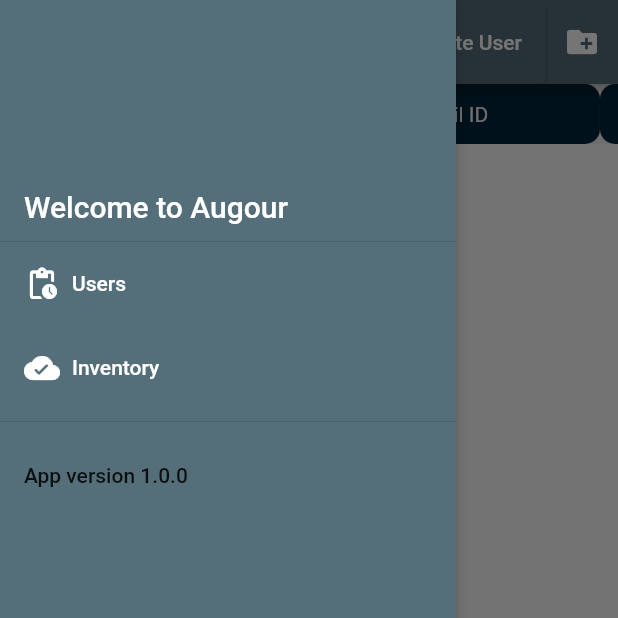
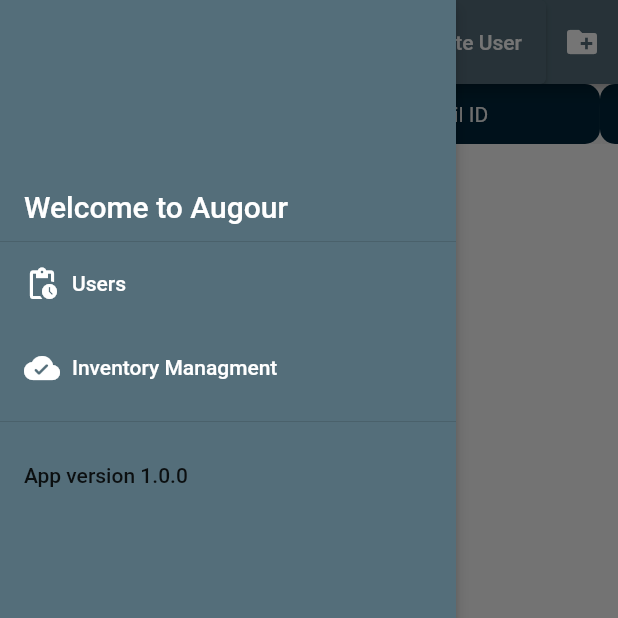
Before and after one commit to hardikjoshi1305/inventory_app, a Flutter app: the HomeScreen screen opened directly, with the side drawer open, on a phone screen of 412 x 824 dp, the top half of it. Run offline on Flutter 3.47's test engine with Material 2 defaults, Android fonts, the phone set to English and light mode, and no system bars; our stand-ins replace file_picker, fluttertoast, get, internet_connection_checker, permission_handler, shared_preferences and 1 more; accounts and stored records are empty; network calls fail.

Commit message:
chnage title

```diff
--- a/lib/Views/Home/HomeScreen.dart
+++ b/lib/Views/Home/HomeScreen.dart
@@ -50,7 +50,7 @@
                         }),
                     createDrawerBodyItem(
                         icon: Icons.cloud_done_rounded,
-                        text: 'Inventory',
+                        text: 'Inventory Managment',
                         onTap: () {
                           Navigator.of(context).pop();
 
```
